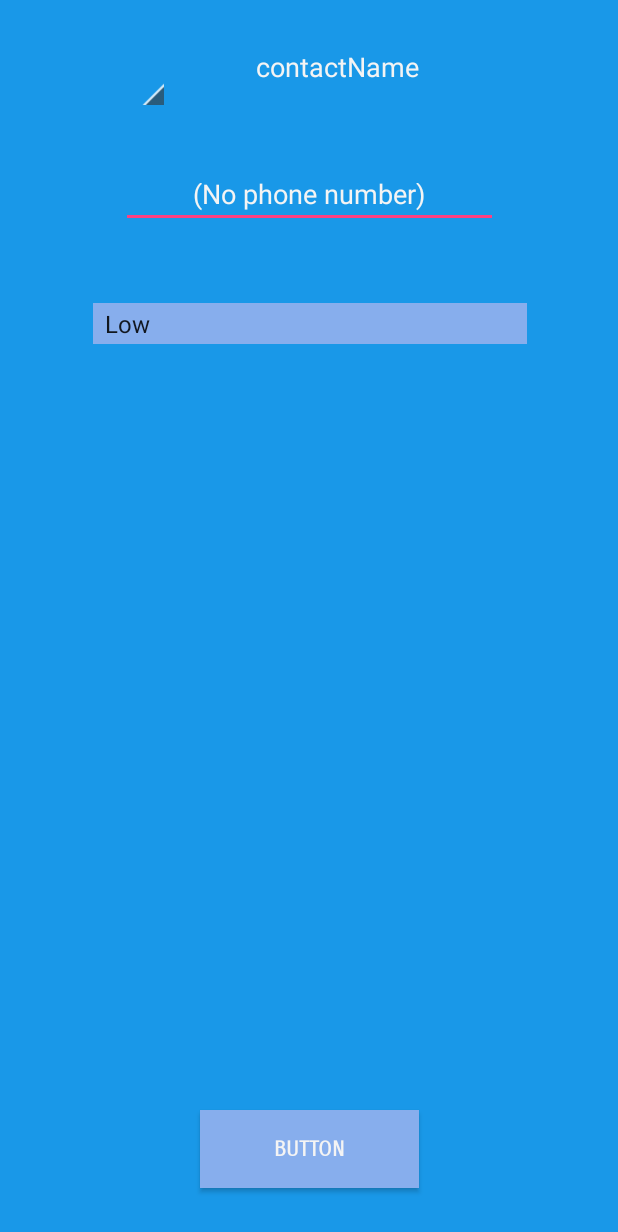
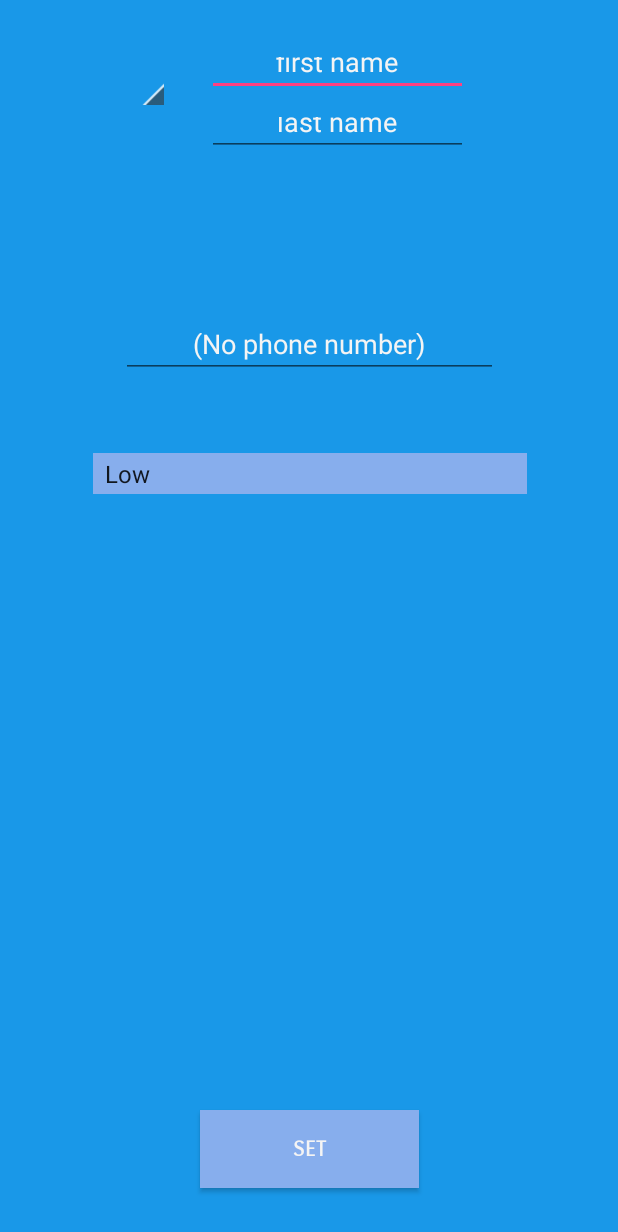
Before and after one commit to aarya1995/CallYourMother, an Android app: the AddContactsActivity screen opened directly, with no data from a screen before it, on a phone screen of 412 x 824 dp. Shown: the top 1232 px of the screen. Run offline under Robolectric (Android 15) with nearby library versions, the phone set to English and light mode, and no system bars.

```diff
--- a/app/src/main/java/com/example/alcar/callyourmother/AddContactsActivity.java
+++ b/app/src/main/java/com/example/alcar/callyourmother/AddContactsActivity.java
@@ -12,6 +12,7 @@
 import android.widget.Button;
 import android.widget.Toast;
 import android.widget.Spinner;
+import android.widget.EditText;
 import android.widget.AdapterView.OnItemClickListener;
 
 /**
@@ -21,13 +22,20 @@
 public class AddContactsActivity extends Activity {
     private int type=0;//type of priority, Low:0 Med:1 High:2
     private String []strings={"Low", "Med","High"};
+    SQLiteHelper sQLiteHelper;
+
     @Override
     protected void onCreate(Bundle savedInstanceState) {
         super.onCreate(savedInstanceState);
         setContentView(R.layout.edit_priority);
+        sQLiteHelper = new SQLiteHelper(AddContactsActivity.this); // create db
 
         Button setButton = findViewById(R.id.set);
         Spinner sp = (Spinner) findViewById(R.id.selectPriority);
+        final EditText firstName = (EditText) findViewById(R.id.firstName);
+        final EditText lastName = (EditText) findViewById(R.id.lastName);
+        final EditText phoneNumber = (EditText) findViewById(R.id.phoneNumber);
+
         sp.setOnItemSelectedListener(new AdapterView.OnItemSelectedListener() {
             @Override
             public void onItemSelected(AdapterView<?> adapterView, View view, int i, long l) {
@@ -41,8 +49,24 @@
         setButton.setOnClickListener(new View.OnClickListener() {
             @Override
             public void onClick(View view) {
+                String fName = firstName.getText().toString();
+                String lName = lastName.getText().toString();
+                String number = phoneNumber.getText().toString();
+                String priority = Integer.toString(type);
+
+                // ContactModel contact = new ContactModel(fName, lName, number, priority);
+                Intent intent = new Intent();
+                intent.putExtra("firstName", fName);
+                intent.putExtra("lastName", lName);
+                intent.putExtra("phoneNumber", number);
+                intent.putExtra("priority", priority);
+
+                // create the alarm -- should also do this in main activity
                 AlarmOperation.enableAlert(AddContactsActivity.this,type);
                 Toast.makeText(getApplicationContext(), strings[type]+" Alarm set", Toast.LENGTH_LONG).show();
+
+                setResult(RESULT_OK, intent);
+                finish();
 
             }
         });
--- a/app/src/main/java/com/example/alcar/callyourmother/ListModel.java
+++ b/app/src/main/java/com/example/alcar/callyourmother/ListModel.java
@@ -4,6 +4,7 @@
  * Created by ViperGX on 11/19/2017.
  */
 
+// Redundant class
 public class ListModel {
     private String contactName = "";
 
--- a/app/src/main/res/layout/activity_main.xml
+++ b/app/src/main/res/layout/activity_main.xml
@@ -7,7 +7,7 @@
     android:layout_width="match_parent"
     android:layout_height="match_parent"
     android:background="#1998e8"
-    tools:context="com.example.vipergx.cym.MainActivity">
+    tools:context="com.example.alcar.callyourmother.MainActivity">
 
     <Button
         android:id="@+id/addNewContacts"
--- a/app/src/main/res/layout/edit_priority.xml
+++ b/app/src/main/res/layout/edit_priority.xml
@@ -18,21 +18,37 @@
         app:layout_constraintTop_toTopOf="parent"
         app:srcCompat="@android:drawable/sym_contact_card"/>
 
-    <TextView
-        android:id="@+id/contactName"
+    <EditText
+        android:id="@+id/firstName"
         android:layout_width="174dp"
         android:layout_height="36dp"
         android:layout_marginEnd="56dp"
         android:layout_marginStart="8dp"
-        android:layout_marginTop="32dp"
-        android:text="contactName"
+        android:layout_marginTop="28dp"
+        android:text="first name"
         android:textAlignment="center"
         android:textColor="#f4f4f4"
         android:textSize="18sp"
         app:layout_constraintEnd_toEndOf="parent"
         app:layout_constraintHorizontal_bias="0.324"
         app:layout_constraintStart_toEndOf="@+id/quickContactBadge"
-        app:layout_constraintTop_toTopOf="parent"/>
+        app:layout_constraintTop_toTopOf="parent" />
+
+    <EditText
+        android:id="@+id/lastName"
+        android:layout_width="174dp"
+        android:layout_height="36dp"
+        android:layout_marginEnd="56dp"
+        android:layout_marginStart="8dp"
+        android:layout_marginTop="68dp"
+        android:text="last name"
+        android:textAlignment="center"
+        android:textColor="#f4f4f4"
+        android:textSize="18sp"
+        app:layout_constraintEnd_toEndOf="parent"
+        app:layout_constraintHorizontal_bias="0.324"
+        app:layout_constraintStart_toEndOf="@+id/quickContactBadge"
+        app:layout_constraintTop_toTopOf="parent" />
 
     <Button
         android:id="@+id/set"
@@ -42,7 +58,7 @@
         android:layout_marginBottom="32dp"
         android:background="#87aeed"
         android:fontFamily="sans-serif-smallcaps"
-        android:text="Button"
+        android:text="Set"
         android:textColor="#f4f4f4"
         android:textStyle="bold"
         app:layout_constraintBottom_toBottomOf="parent"
@@ -67,13 +83,14 @@
         android:id="@+id/phoneNumber"
         android:layout_width="251dp"
         android:layout_height="40dp"
-        android:layout_marginTop="44dp"
+        android:layout_marginTop="108dp"
         android:ems="10"
         android:inputType="textPersonName"
         android:text="@android:string/emptyPhoneNumber"
         android:textAlignment="center"
         android:textColor="#f4f4f4"
+        app:layout_constraintHorizontal_bias="0.503"
         app:layout_constraintLeft_toLeftOf="parent"
         app:layout_constraintRight_toRightOf="parent"
-        app:layout_constraintTop_toBottomOf="@+id/contactName"/>
+        app:layout_constraintTop_toBottomOf="@+id/lastName" />
 </android.support.constraint.ConstraintLayout>
```
Also changed, not shown: app/src/main/java/com/example/alcar/callyourmother/AlarmNotificationReceiver.java (+20 -5 lines), app/src/main/java/com/example/alcar/callyourmother/AlarmOperation.java (+9 -0 lines), app/src/main/java/com/example/alcar/callyourmother/ContactModel.java (added, +62 -0 lines), app/src/main/java/com/example/alcar/callyourmother/MainActivity.java (+58 -42 lines), app/src/main/java/com/example/alcar/callyourmother/SQLiteHelper.java (added, +90 -0 lines), app/src/main/res/layout/single_list_priority.xml (+9 -8 lines).
